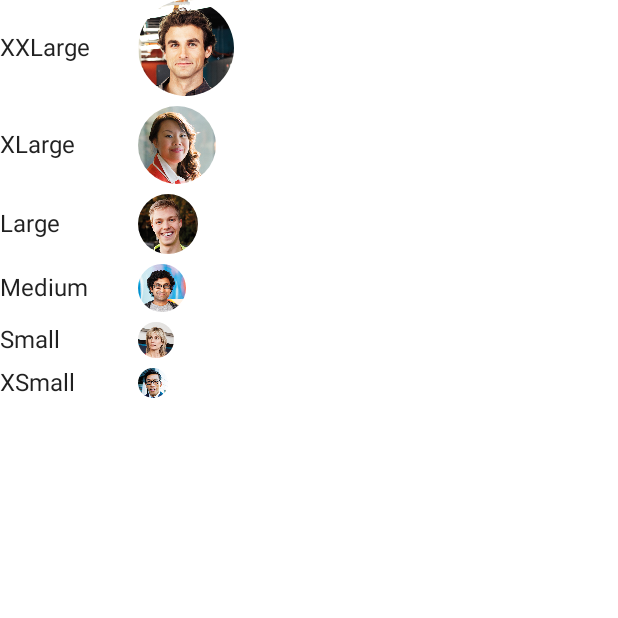
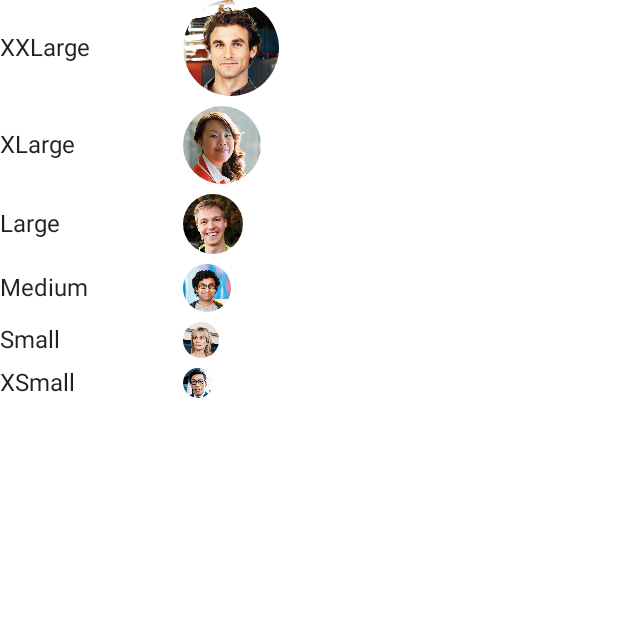
Before and after one commit to Nthily/fluentui, an Android app built with Jetpack Compose: the composable CircleStyle shown on its own in the app's theme, on a phone screen of 412 x 824 dp, the top half of it. Run offline under Robolectric (Android 15) with nearby library versions, the phone set to English and light mode, and no system bars.

Commit message:
update demo

```diff
--- a/app/src/main/java/com/github/nthily/fluentui/ui/components/avatar/AvatarDemo.kt
+++ b/app/src/main/java/com/github/nthily/fluentui/ui/components/avatar/AvatarDemo.kt
@@ -39,7 +39,7 @@ fun CircleStyle() {
             CenterRow(
                 modifier = Modifier.fillMaxWidth(),
             ) {
-                Text(it.size.toString(), modifier = Modifier.width(60.dp))
+                Text(it.size.toString(), modifier = Modifier.width(90.dp))
                 WidthSpacer(value = 16.dp)
                 Avatar(
                     painter = painterResource(it.resId),
@@ -60,7 +60,7 @@ fun SquareStyle() {
             CenterRow(
                 modifier = Modifier.fillMaxWidth(),
             ) {
-                Text(it.size.toString(), modifier = Modifier.width(60.dp))
+                Text(it.size.toString(), modifier = Modifier.width(90.dp))
                 WidthSpacer(value = 16.dp)
                 Avatar(
                     painter = painterResource(it.resId),
```
Also changed, not shown: 2 other files.
